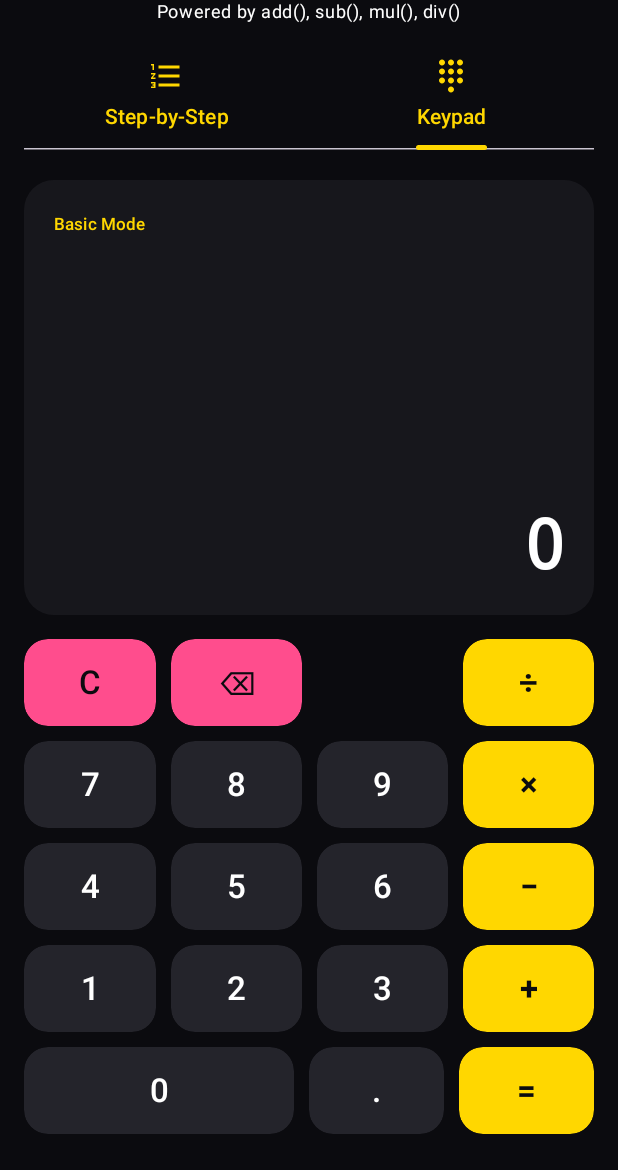
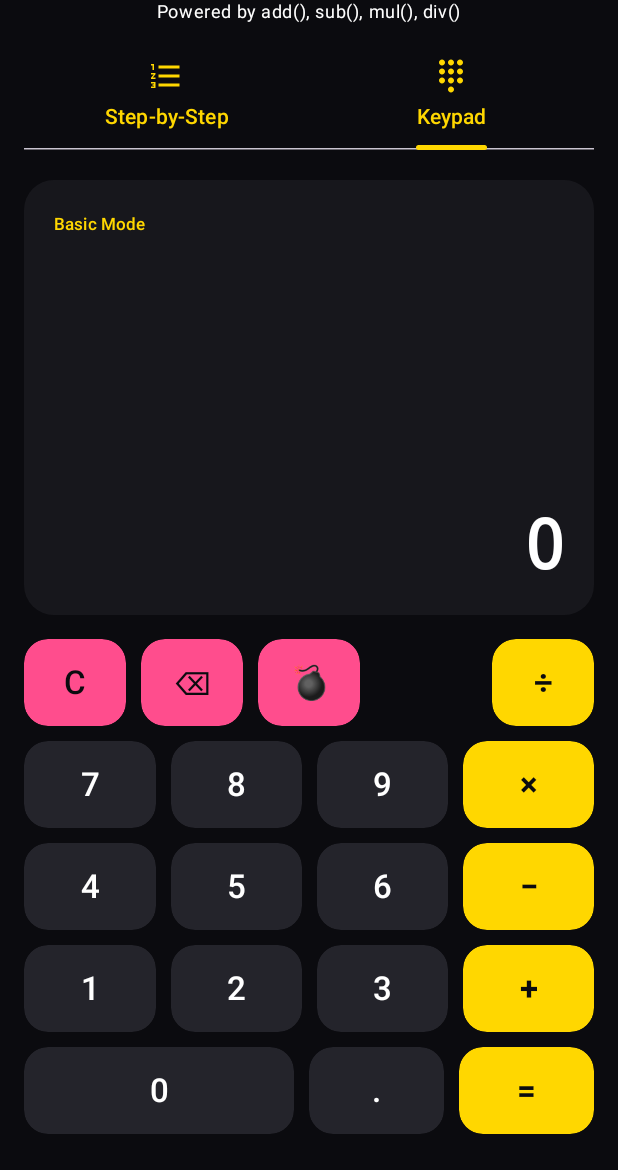
Before and after one commit to anujchoudhary09/Calculator-1, an Android app built with Jetpack Compose: the screen it shows after launch (MainActivity), tab 2 chosen, on a phone screen of 412 x 824 dp, the part 66-1236 px from its top. Run offline under Robolectric (Android 15) with nearby library versions, the phone set to English and light mode, and no system bars.

Commit message:
Update CalculatorScreen.kt

```diff
--- a/app/src/main/java/com/example/calculator/CalculatorScreen.kt
+++ b/app/src/main/java/com/example/calculator/CalculatorScreen.kt
@@ -536,6 +536,15 @@ private fun KeypadCalculatorView(
                     haptic.performHapticFeedback(HapticFeedbackType.TextHandleMove)
                     viewModel.onKeypadBackspace()
                 }
+                KeyButton(
+                    text = "💣",
+                    type = KeyStyle.Action,
+                    modifier = Modifier.weight(1f),
+                    testTag = "keypad_clear"
+                ) {
+                    haptic.performHapticFeedback(HapticFeedbackType.LongPress)
+                    viewModel.onKeypadClear()
+                }
                 Spacer(modifier = Modifier.weight(1f))
                 KeyButton(
                     text = "÷",
```
